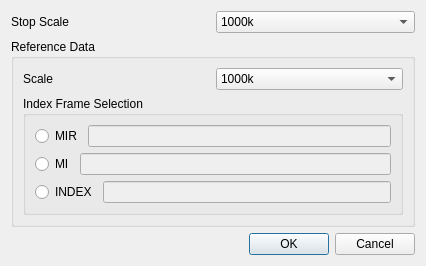
danieljefferson/GridZoneGenerator, file grid_zone_generator_dialog_base.ui: the form before one commit.
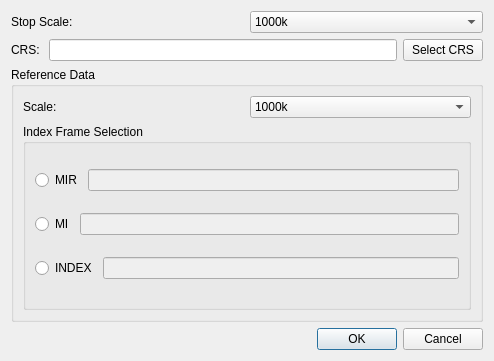
The form after the commit.

Commit message: CRS selection method

Diff of the .ui file:
```diff
--- a/grid_zone_generator_dialog_base.ui
+++ b/grid_zone_generator_dialog_base.ui
@@ -6,8 +6,8 @@
    <rect>
     <x>0</x>
     <y>0</y>
-    <width>426</width>
-    <height>255</height>
+    <width>494</width>
+    <height>361</height>
    </rect>
   </property>
   <property name="windowTitle">
@@ -19,7 +19,7 @@
      <item>
       <widget class="QLabel" name="label">
        <property name="text">
-        <string>Stop Scale</string>
+        <string>Stop Scale: </string>
        </property>
       </widget>
      </item>
@@ -80,6 +80,27 @@
     </layout>
    </item>
    <item row="1" column="0">
+    <layout class="QHBoxLayout" name="horizontalLayout_6">
+     <item>
+      <widget class="QLabel" name="label_3">
+       <property name="text">
+        <string>CRS: </string>
+       </property>
+      </widget>
+     </item>
+     <item>
+      <widget class="QLineEdit" name="crsLineEdit"/>
+     </item>
+     <item>
+      <widget class="QPushButton" name="crsButton">
+       <property name="text">
+        <string>Select CRS</string>
+       </property>
+      </widget>
+     </item>
+    </layout>
+   </item>
+   <item row="2" column="0">
     <widget class="QGroupBox" name="groupBox">
      <property name="title">
       <string>Reference Data</string>
@@ -90,7 +111,7 @@
         <item>
          <widget class="QLabel" name="label_2">
           <property name="text">
-           <string>Scale</string>
+           <string>Scale: </string>
           </property>
          </widget>
         </item>
@@ -216,7 +237,7 @@
      </layout>
     </widget>
    </item>
-   <item row="2" column="0">
+   <item row="3" column="0">
     <widget class="QDialogButtonBox" name="button_box">
      <property name="orientation">
       <enum>Qt::Horizontal</enum>
```
The commit also changes 2 other files.
